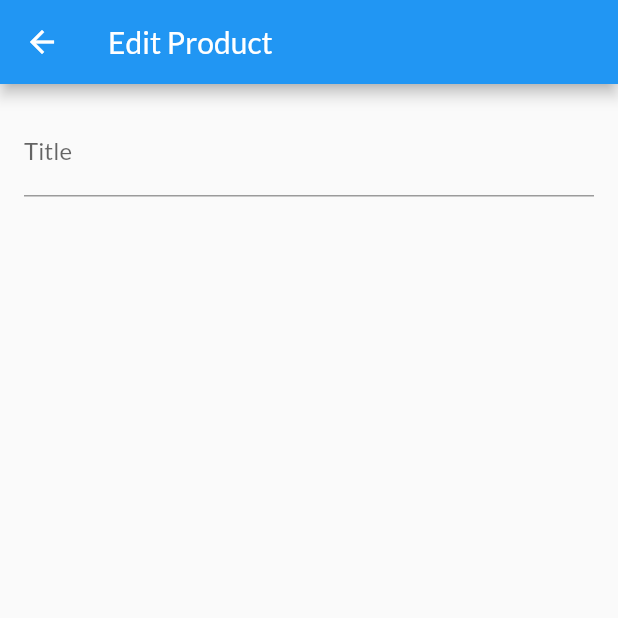
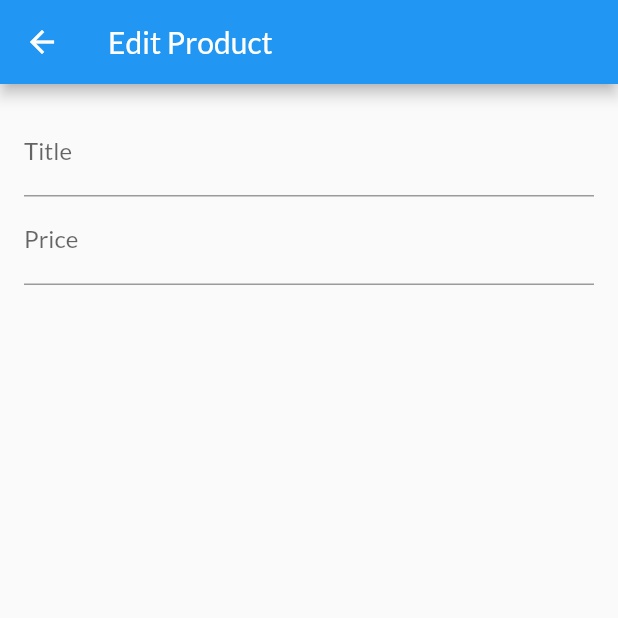
Before and after one commit to yusuf-delvi/myshop_flutter, a Flutter app: the EditProductPage screen opened by its route, on a phone screen of 412 x 824 dp, the top half of it. Run offline on Flutter 3.47's test engine with Material 2 defaults, Android fonts, the phone set to English and light mode, and no system bars; network calls fail.

Commit message:
focus to next input element editprod page

```diff
--- a/lib/pages/edit_product_page.dart
+++ b/lib/pages/edit_product_page.dart
@@ -10,6 +10,8 @@ class EditProductPage extends StatefulWidget {
 }
 
 class _EditProductPageState extends State<EditProductPage> {
+  final _priceFocusNode = FocusNode();
+
   @override
   Widget build(BuildContext context) {
     return Scaffold(
@@ -24,6 +26,15 @@ class _EditProductPageState extends State<EditProductPage> {
               TextFormField(
                 decoration: const InputDecoration(label: Text('Title')),
                 textInputAction: TextInputAction.next,
+                onFieldSubmitted: (_) {
+                  FocusScope.of(context).requestFocus(_priceFocusNode);
+                },
+              ),
+              TextFormField(
+                decoration: const InputDecoration(label: Text('Price')),
+                textInputAction: TextInputAction.next,
+                keyboardType: TextInputType.number,
+                focusNode: _priceFocusNode,
               ),
             ],
           ),
```
